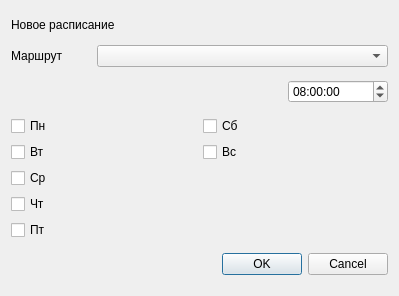
The window that ui/ScheduleDialog.ui (IvanLink-py/AutoManager) describes before a commit, drawn with Qt 5.
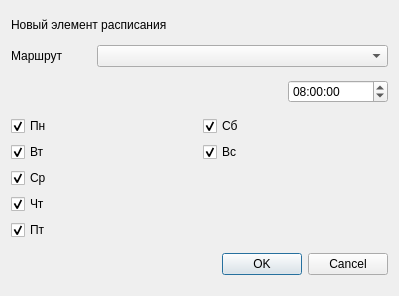
The same window after the commit.

Patch:
```diff
--- a/ui/ScheduleDialog.ui
+++ b/ui/ScheduleDialog.ui
@@ -26,7 +26,7 @@
       <string notr="true">font: 700 11pt &quot;Segoe UI&quot;;</string>
      </property>
      <property name="text">
-      <string>Новое расписание</string>
+      <string>Новый элемент расписания</string>
      </property>
     </widget>
    </item>
@@ -97,6 +97,9 @@
        <property name="text">
         <string>Пн</string>
        </property>
+       <property name="checked">
+        <bool>true</bool>
+       </property>
       </widget>
      </item>
      <item row="0" column="1">
@@ -104,6 +107,9 @@
        <property name="text">
         <string>Сб</string>
        </property>
+       <property name="checked">
+        <bool>true</bool>
+       </property>
       </widget>
      </item>
      <item row="1" column="0">
@@ -111,6 +117,9 @@
        <property name="text">
         <string>Вт</string>
        </property>
+       <property name="checked">
+        <bool>true</bool>
+       </property>
       </widget>
      </item>
      <item row="1" column="1">
@@ -118,6 +127,9 @@
        <property name="text">
         <string>Вс</string>
        </property>
+       <property name="checked">
+        <bool>true</bool>
+       </property>
       </widget>
      </item>
      <item row="2" column="0">
@@ -125,6 +137,9 @@
        <property name="text">
         <string>Ср</string>
        </property>
+       <property name="checked">
+        <bool>true</bool>
+       </property>
       </widget>
      </item>
      <item row="3" column="0">
@@ -132,6 +147,9 @@
        <property name="text">
         <string>Чт</string>
        </property>
+       <property name="checked">
+        <bool>true</bool>
+       </property>
       </widget>
      </item>
      <item row="4" column="0">
@@ -139,6 +157,9 @@
        <property name="text">
         <string>Пт</string>
        </property>
+       <property name="checked">
+        <bool>true</bool>
+       </property>
       </widget>
      </item>
     </layout>
```
Left out of the diff: 2 changed lines with no effect on the pictures.
